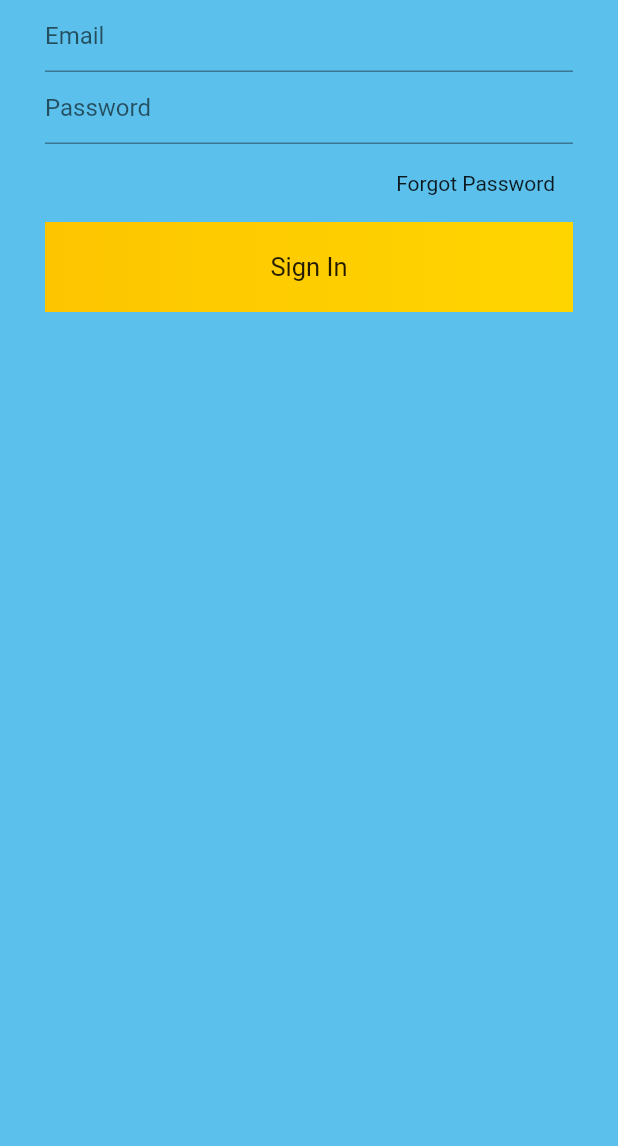
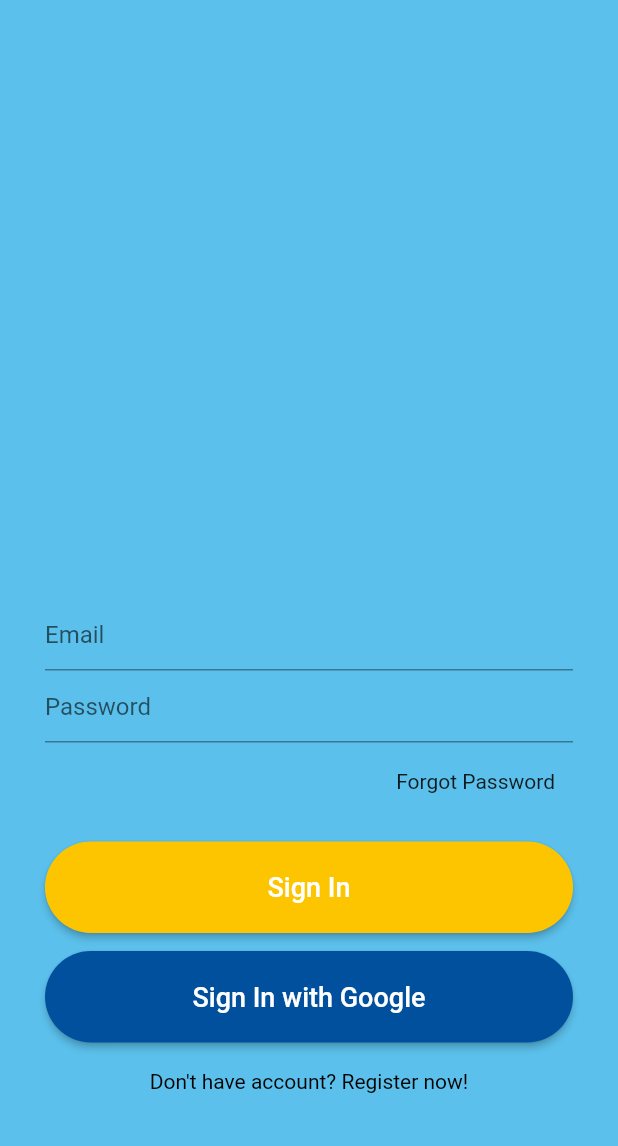
Before and after one commit to pashakres/bandera_chat, a Flutter app: the screen it shows after launch, on a phone screen of 412 x 824 dp, the part 90-1236 px from its top. Run offline on Flutter 3.47's test engine with Material 2 defaults, Android fonts, the phone set to English and light mode, and no system bars; our stand-ins replace email_validator, firebase_auth, firebase_core; accounts and stored records are empty.

Commit message:
Implemented Auth with Firebase

```diff
--- a/lib/main.dart
+++ b/lib/main.dart
@@ -1,9 +1,19 @@
-import 'package:banreda_chat/views/signin.dart';
+import 'package:banreda_chat/utils/utils.dart';
+import 'package:banreda_chat/views/auth/auth_page.dart';
+import 'package:banreda_chat/views/chatrooms_screen.dart';
+import 'package:banreda_chat/widgets/widget.dart';
+import 'package:firebase_auth/firebase_auth.dart';
+import 'package:firebase_core/firebase_core.dart';
 import 'package:flutter/material.dart';
 
-void main() {
+Future main() async {
+  WidgetsFlutterBinding.ensureInitialized();
+  await Firebase.initializeApp();
+
   runApp(const MyApp());
 }
+
+final navigatorKey = GlobalKey<NavigatorState>();
 
 class MyApp extends StatelessWidget {
   const MyApp({Key? key}) : super(key: key);
@@ -12,13 +22,34 @@ class MyApp extends StatelessWidget {
   @override
   Widget build(BuildContext context) {
     return MaterialApp(
+      scaffoldMessengerKey: Utils.messengerKey,
+      navigatorKey: navigatorKey,
+      debugShowCheckedModeBanner: false,
       title: 'Flutter Demo',
-      debugShowCheckedModeBanner: false,
       theme: ThemeData(
         scaffoldBackgroundColor: Color(0xFF5BC0EB),
         primarySwatch: Colors.blue,
       ),
-      home: SignIn(),
+      home: MainPage()
     );
   }
 }
+
+class MainPage extends StatelessWidget {
+  const MainPage({Key? key}) : super(key: key);
+
+  @override
+  Widget build(BuildContext context) => Scaffold(
+    appBar: const AppBarMain(),
+    body: StreamBuilder<User?>(
+      stream: FirebaseAuth.instance.authStateChanges(),
+      builder: (context, snapshot) {
+        if (snapshot.hasData) {
+          return HomePage();
+        } else {
+          return AuthPage();
+        }
+      },
+    ),
+  );
+}
--- /dev/null
+++ b/lib/models/user.dart
@@ -0,0 +1,4 @@
+class AppUser{
+  String userId;
+  AppUser({required this.userId});
+}
--- /dev/null
+++ b/lib/views/auth/auth_page.dart
@@ -0,0 +1,21 @@
+import 'package:banreda_chat/views/auth/signin.dart';
+import 'package:banreda_chat/views/auth/signup.dart';
+import 'package:flutter/cupertino.dart';
+
+class AuthPage extends StatefulWidget {
+  const AuthPage({Key? key}) : super(key: key);
+
+  @override
+  State<AuthPage> createState() => _AuthPageState();
+}
+
+class _AuthPageState extends State<AuthPage> {
+  bool isLogin = true;
+
+  @override
+  Widget build(BuildContext context) => isLogin
+      ? SignIn(onClickedSignUp: toggle)
+      : SignUp(onClickedSignIn: toggle);
+
+  void toggle() => setState(() => isLogin = !isLogin);
+}
--- /dev/null
+++ b/lib/views/auth/signin.dart
@@ -0,0 +1,124 @@
+import 'package:firebase_auth/firebase_auth.dart';
+import 'package:flutter/gestures.dart';
+import 'package:flutter/material.dart';
+
+import '../../main.dart';
+import '../../utils/utils.dart';
+import '../../widgets/widget.dart';
+
+class SignIn extends StatefulWidget {
+  final VoidCallback onClickedSignUp;
+
+  const SignIn({Key? key, required this.onClickedSignUp})
+    : super(key: key);
+
+  @override
+  State<SignIn> createState() => _SignInState();
+}
+
+class _SignInState extends State<SignIn> {
+  final emailController = TextEditingController();
+  final passwordController = TextEditingController();
+
+  @override
+  void dispose() {
+    emailController.dispose();
+    passwordController.dispose();
+  }
+
+  @override
+  Widget build(BuildContext context) {
+    return Container(
+      alignment: Alignment.bottomCenter,
+      child: Container(
+        padding: const EdgeInsets.symmetric(horizontal: 30),
+        child: Column(
+          mainAxisSize: MainAxisSize.min,
+          children: [
+            const SizedBox(height: 10),
+            TextField(
+              controller: emailController,
+              textInputAction: TextInputAction.next,
+              decoration: textFieldInputDecoration("Email")
+            ),
+            TextField(
+              controller: passwordController,
+              textInputAction: TextInputAction.done,
+              decoration: textFieldInputDecoration("Password"),
+              obscureText: true,
+            ),
+            const SizedBox(height: 8),
+            Container(
+              alignment: Alignment.centerRight,
+              child: Container(
+                padding: const EdgeInsets.symmetric(horizontal: 12, vertical: 10),
+                child: const Text("Forgot Password"),
+              )
+            ),
+            const SizedBox(height: 22),
+            ElevatedButton(
+              onPressed: signIn,
+              style: ElevatedButton.styleFrom(
+                primary: const Color(0xFFFDC500),
+                shape: const StadiumBorder()
+              ),
+              child: Container(
+                alignment: Alignment.center,
+                width: MediaQuery.of(context).size.width,
+                padding: const EdgeInsets.symmetric(vertical: 20),
+                child: const Text("Sign In", style: TextStyle(fontSize: 18)),
+              ),
+            ),
+            const SizedBox(height: 12),
+            ElevatedButton(
+              onPressed: signIn,
+              style: ElevatedButton.styleFrom(
+                  primary: const Color(0xFF00509D),
+                  shape: const StadiumBorder()
+              ),
+              child: Container(
+                alignment: Alignment.center,
+                width: MediaQuery.of(context).size.width,
+                padding: const EdgeInsets.symmetric(vertical: 20),
+                child: const Text("Sign In with Google", style: TextStyle(
+                  color: Colors.white,
+                  fontSize: 18,
+                )),
+              ),
+            ),
+            const SizedBox(height: 18),
+            RichText(
+              text: TextSpan(
+                recognizer: TapGestureRecognizer()
+                  ..onTap = widget.onClickedSignUp,
+                style: TextStyle(color: Colors.black),
+                text: "Don't have account? Register now!"
+              ),
+            ),
+            const SizedBox(height: 35)
+          ],
+        ),
+      )
+    );
+  }
+  Future signIn() async {
+    showDialog(
+      context: context,
+      barrierDismissible: false,
+      builder: (context) => const Center(child: CircularProgressIndicator())
+    );
+
+    try {
+      await FirebaseAuth.instance.signInWithEmailAndPassword(
+        email: emailController.text.trim(),
+        password: passwordController.text.trim(),
+      );
+    } on FirebaseAuthException catch(e) {
+      print(e);
+
+      Utils.showSnackBar(e.message);
+    }
+
+    navigatorKey.currentState!.popUntil((route) => route.isFirst);
+  }
+}
--- a/lib/views/signin.dart
+++ /dev/null
@@ -1,56 +0,0 @@
-import 'package:flutter/cupertino.dart';
-import 'package:flutter/material.dart';
-
-import '../widgets/widget.dart';
-
-class SignIn extends StatefulWidget {
-  const SignIn({Key? key}) : super(key: key);
-
-  @override
-  State<SignIn> createState() => _SignInState();
-}
-
-class _SignInState extends State<SignIn> {
-  @override
-  Widget build(BuildContext context) {
-    return Scaffold(
-      appBar: const AppBarMain(),
-      body: Container(
-        padding: const EdgeInsets.symmetric(horizontal: 30),
-        child: Column(
-          children: [
-            TextField(
-              decoration: textFieldInputDecoration("Email")
-            ),
-            TextField(
-              decoration: textFieldInputDecoration("Password")
-            ),
-            const SizedBox(height: 8),
-            Container(
-              alignment: Alignment.centerRight,
-              child: Container(
-                padding: const EdgeInsets.symmetric(horizontal: 12, vertical: 10),
-                child: const Text("Forgot Password"),
-              )
-            ),
-            const SizedBox(height: 8),
-            Container(
-              alignment: Alignment.center,
-              width: MediaQuery.of(context).size.width,
-              padding: const EdgeInsets.symmetric(vertical: 20),
-              decoration: BoxDecoration(
-                gradient: LinearGradient(
-                  colors: [
-                    const Color(0xFFFDC500),
-                    const Color(0xFFFFD500),
-                  ]
-                )
-              ),
-              child: const Text("Sign In", style: TextStyle(fontSize: 17)),
-            )
-          ],
-        ),
-      )
-    );
-  }
-}
--- a/pubspec.yaml
+++ b/pubspec.yaml
@@ -34,6 +34,8 @@ dependencies:
   # The following adds the Cupertino Icons font to your application.
   # Use with the CupertinoIcons class for iOS style icons.
   cupertino_icons: ^1.0.2
+  firebase_auth: ^3.3.18
+  email_validator: ^2.0.1
 
 dev_dependencies:
   flutter_test:
```
Also changed, not shown: lib/utils/utils.dart (added, +18 -0 lines), lib/views/auth/signup.dart (added, +141 -0 lines), lib/views/chatrooms_screen.dart (added, +27 -0 lines), lib/views/chatRoomsScreen.dart (deleted), lib/views/signup.dart (deleted), lib/widgets/widget.dart (line endings or trailing spaces), pubspec.lock, 2 other files.
